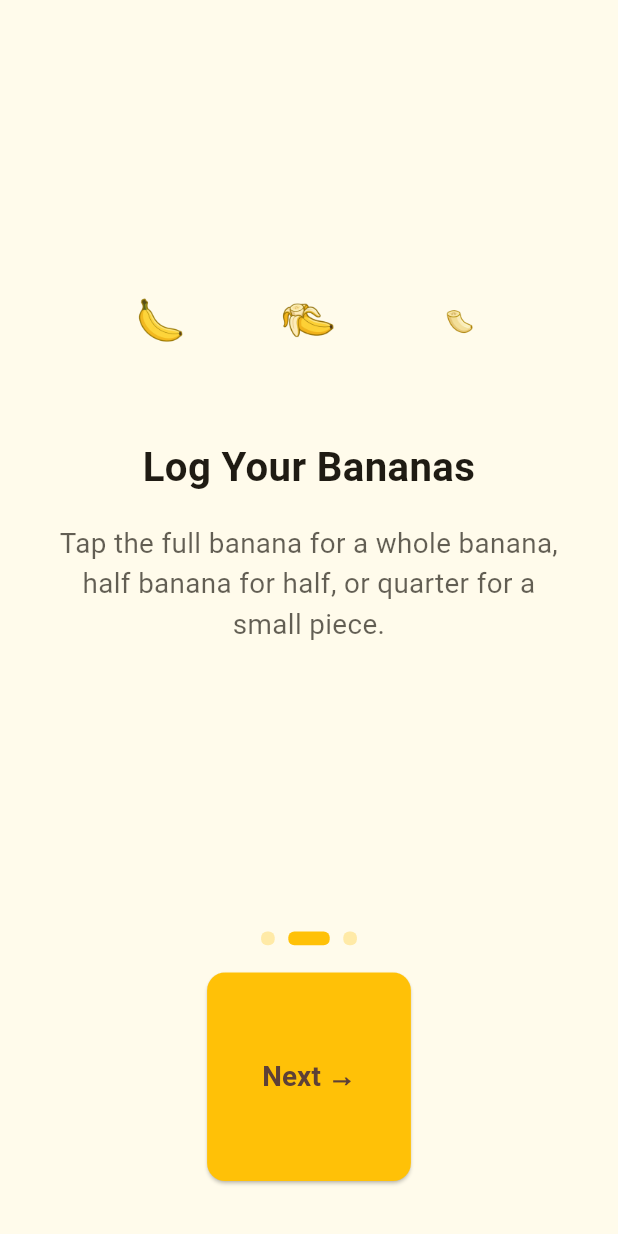
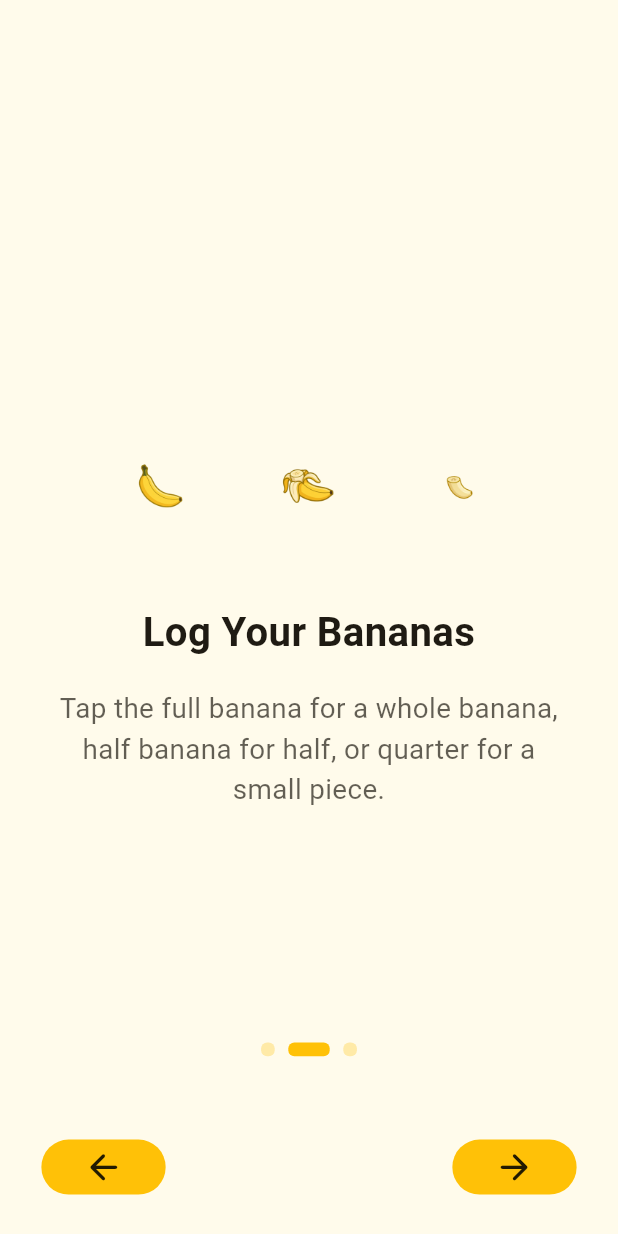
Before and after one commit to jiaQiu9/banana_tracker, a Flutter app: the screen it shows after launch, swiped to page 2, on a phone screen of 412 x 824 dp. Run offline on Flutter 3.47's test engine with Material 3 defaults, Android fonts, the phone set to English and light mode, and no system bars; our stand-ins replace flutter_local_notifications, flutter_timezone, shared_preferences, sqflite, sqflite_common_ffi, timezone; accounts and stored records are empty.

Commit message:
onboarding screen fixed the sizing, changed the next and back buttons to small rectangular buttons, removed the "next" and "back" wording in the button.

```diff
--- a/lib/screens/onboarding_screen.dart
+++ b/lib/screens/onboarding_screen.dart
@@ -20,6 +20,17 @@ class OnboardingScreen extends StatefulWidget {
 class _OnboardingScreenState extends State<OnboardingScreen> {
   final PageController _pageController = PageController();
   int _currentPage = 0;
+
+  @override
+  void initState() {
+    super.initState();
+    _pageController.addListener(() {
+      final page = _pageController.page?.round() ?? 0;
+      if (page != _currentPage) {
+        setState(() => _currentPage = page);
+      }
+    });
+  }
 
   @override
   void dispose() {
@@ -45,10 +56,9 @@ class _OnboardingScreenState extends State<OnboardingScreen> {
     final s = AppSizing.of(context);
     return Scaffold(
       body: SafeArea(
-        child: Column(
+        child: Stack(
           children: [
-            Expanded(
-              child: PageView(
+            PageView(
               controller: _pageController,
               onPageChanged: (page) {
                 setState(() => _currentPage = page);
@@ -59,10 +69,82 @@ class _OnboardingScreenState extends State<OnboardingScreen> {
                 _buildDailyGoalSlide(),
               ],
             ),
+            Align(
+              alignment: Alignment.bottomCenter,
+              child: Padding(
+                padding: EdgeInsets.only(bottom: s.buttonHeight + s.spaceLg + s.spaceMd),
+                child: _buildDotIndicators(),
               ),
-            _buildDotIndicators(),
-            _buildBottomButton(),
-            SizedBox(height: s.spaceXl),
+            ),
+            if (_currentPage > 0)
+              SafeArea(
+                child: Align(
+                  alignment: Alignment.bottomLeft,
+                  child: Padding(
+                    padding: EdgeInsets.only(
+                      left: s.spaceLg,
+                      bottom: s.spaceLg,
+                    ),
+                    child: ElevatedButton(
+                      onPressed: () {
+                        _pageController.previousPage(
+                          duration: const Duration(milliseconds: 300),
+                          curve: Curves.easeInOut,
+                        );
+                      },
+                      style: ElevatedButton.styleFrom(
+                        backgroundColor: const Color(0xFFFFC107),
+                        foregroundColor: Colors.black87,
+                        shape: RoundedRectangleBorder(
+                          borderRadius: BorderRadius.circular(s.spaceMd),
+                        ),
+                        padding: EdgeInsets.symmetric(
+                          horizontal: s.spaceLg,
+                          vertical: s.spaceXs,
+                        ),
+                        elevation: 0,
+                        minimumSize: Size.zero,
+                        tapTargetSize: MaterialTapTargetSize.shrinkWrap,
+                      ),
+                      child: Icon(Icons.arrow_back_rounded, size: s.iconMd),
+                    ),
+                  ),
+                ),
+              ),
+            SafeArea(
+              child: Align(
+                alignment: Alignment.bottomRight,
+                child: Padding(
+                  padding: EdgeInsets.only(
+                    right: s.spaceLg,
+                    bottom: s.spaceLg,
+                  ),
+                  child: ElevatedButton(
+                    onPressed: _currentPage < 2 ? _onNext : _onGetStarted,
+                    style: ElevatedButton.styleFrom(
+                      backgroundColor: const Color(0xFFFFC107),
+                      foregroundColor: Colors.black87,
+                      shape: RoundedRectangleBorder(
+                        borderRadius: BorderRadius.circular(s.spaceMd),
+                      ),
+                      padding: EdgeInsets.symmetric(
+                        horizontal: s.spaceLg,
+                        vertical: s.spaceXs,
+                      ),
+                      elevation: 0,
+                      minimumSize: Size.zero,
+                      tapTargetSize: MaterialTapTargetSize.shrinkWrap,
+                    ),
+                    child: Icon(
+                      _currentPage < 2
+                          ? Icons.arrow_forward_rounded
+                          : Icons.check_rounded,
+                      size: s.iconMd,
+                    ),
+                  ),
+                ),
+              ),
+            ),
           ],
         ),
       ),
@@ -225,40 +307,4 @@ class _OnboardingScreenState extends State<OnboardingScreen> {
     );
   }
 
-  Widget _buildBottomButton() {
-    final s = AppSizing.of(context);
-    if (_currentPage < 2) {
-      return ElevatedButton(
-        onPressed: _onNext,
-        style: ElevatedButton.styleFrom(
-          backgroundColor: const Color(0xFFFFC107),
-          foregroundColor: const Color(0xFF5D4037),
-          padding: EdgeInsets.symmetric(horizontal: s.spaceXl, vertical: s.buttonHeight),
-          shape: RoundedRectangleBorder(
-            borderRadius: BorderRadius.circular(12),
-          ),
-        ),
-        child: Text(
-          'Next →',
-          style: TextStyle(fontSize: s.fontLg, fontWeight: FontWeight.w600),
-        ),
-      );
 }
-
-    return ElevatedButton(
-      onPressed: _onGetStarted,
-      style: ElevatedButton.styleFrom(
-        backgroundColor: const Color(0xFFFFC107),
-        foregroundColor: const Color(0xFF5D4037),
-        padding: EdgeInsets.symmetric(horizontal: s.spaceXl, vertical: s.buttonHeight),
-        shape: RoundedRectangleBorder(
-          borderRadius: BorderRadius.circular(12),
-        ),
-      ),
-      child: Text(
-        'Get Started 🍌',
-        style: TextStyle(fontSize: s.fontLg, fontWeight: FontWeight.w600),
-      ),
-    );
-  }
-}
```
Lines whose indentation alone changed are shown as unchanged.
